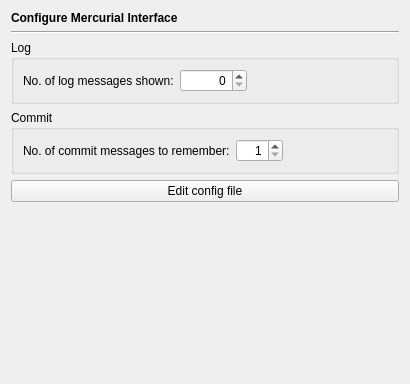
testmana2/test, file Plugins/VcsPlugins/vcsMercurial/ConfigurationPage/MercurialPage.ui: the form before one commit.
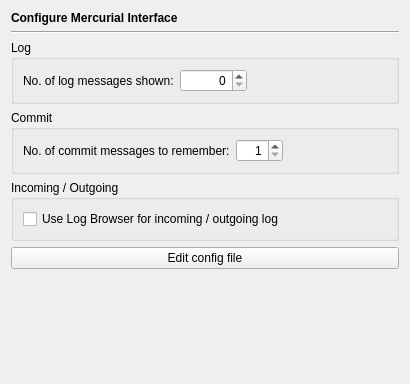
The form after the commit.

Commit message: Added code to choose the way incoming and outgoing logs are shown.

```diff
--- a/Plugins/VcsPlugins/vcsMercurial/ConfigurationPage/MercurialPage.ui
+++ b/Plugins/VcsPlugins/vcsMercurial/ConfigurationPage/MercurialPage.ui
@@ -10,7 +10,7 @@
     <height>384</height>
    </rect>
   </property>
-  <layout class="QVBoxLayout">
+  <layout class="QVBoxLayout" name="verticalLayout_2">
    <item>
     <widget class="QLabel" name="headerLabel">
      <property name="text">
@@ -118,6 +118,25 @@
      </layout>
     </widget>
    </item>
+   <item>
+    <widget class="QGroupBox" name="groupBox_3">
+     <property name="title">
+      <string>Incoming / Outgoing</string>
+     </property>
+     <layout class="QVBoxLayout" name="verticalLayout">
+      <item>
+       <widget class="QCheckBox" name="logBrowserCheckBox">
+        <property name="toolTip">
+         <string>Select to show the incoming and outgoing log in a log browser dialog</string>
+        </property>
+        <property name="text">
+         <string>Use Log Browser for incoming / outgoing log</string>
+        </property>
+       </widget>
+      </item>
+     </layout>
+    </widget>
+   </item>
    <item>
     <widget class="QPushButton" name="configButton">
      <property name="toolTip">
```
Left out of the diff: 6 changed lines with no effect on the pictures. The commit also changes 9 other files.
